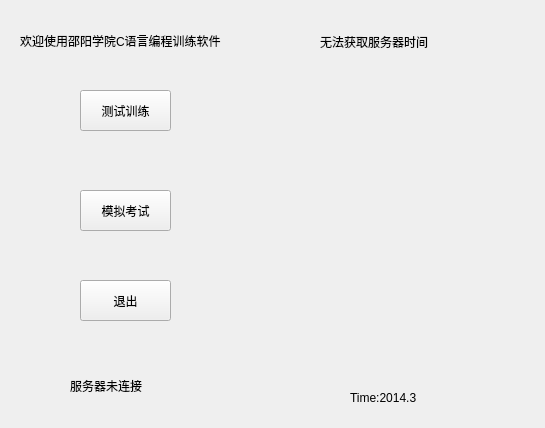
First picture: the form in Ctest-Test/CtestSource/Ctest-client/widget.ui, repository MyPocketFullOfMoney/Linux_common_inst, before the edit.
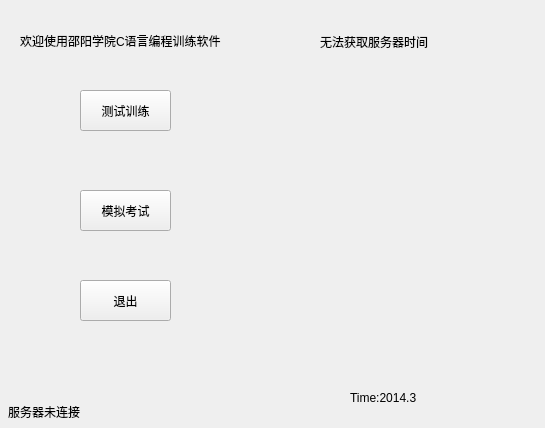
Second picture: the form after the edit.

Diff of the .ui file:
```diff
--- a/Ctest-Test/CtestSource/Ctest-client/widget.ui
+++ b/Ctest-Test/CtestSource/Ctest-client/widget.ui
@@ -94,15 +94,18 @@
   <widget class="QLabel" name="label_state">
    <property name="geometry">
     <rect>
-     <x>70</x>
-     <y>370</y>
-     <width>101</width>
+     <x>8</x>
+     <y>396</y>
+     <width>321</width>
      <height>31</height>
     </rect>
    </property>
    <property name="text">
     <string>服务器未连接</string>
    </property>
+   <property name="textFormat">
+    <enum>Qt::PlainText</enum>
+   </property>
   </widget>
   <widget class="QLabel" name="label_Time">
    <property name="geometry">
```
Left out of the diff: 3 changed lines with no effect on the pictures.
